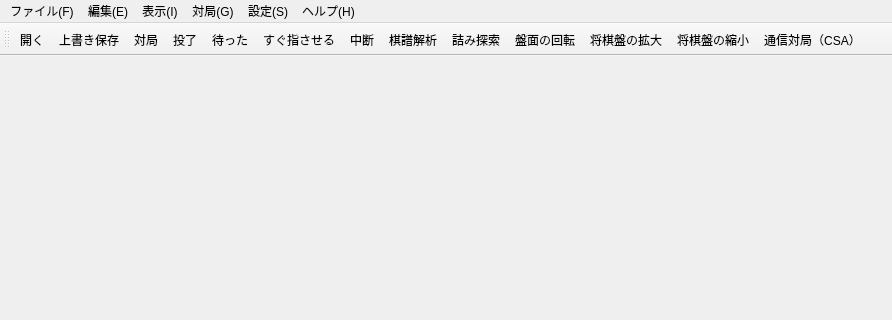
Above: src/app/mainwindow.ui from hnakada123/ShogiBoardQ before the change; both pictures show x 0 to 892 and y 0 to 320 of the 892 by 600 pixel window. Below: the same form after it.
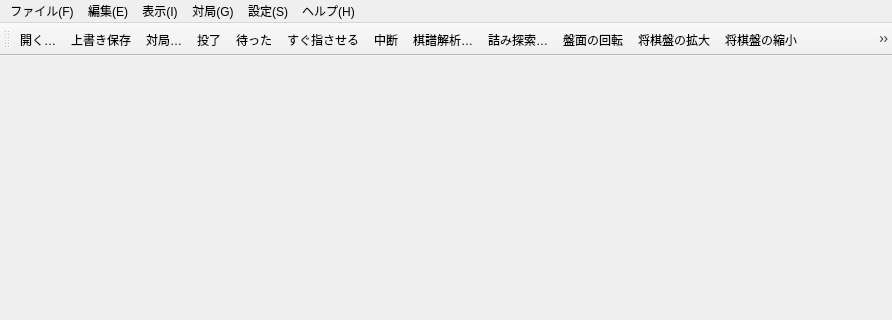
That is the form after the change. Icons and pictures are not drawn.

Commit message: 追加操作が必要なメニューの省略記号を統一する

```diff
--- a/src/app/mainwindow.ui
+++ b/src/app/mainwindow.ui
@@ -298,7 +298,7 @@
      <normaloff>:/images/actions/actionStartGame.svg</normaloff>:/images/actions/actionStartGame.svg</iconset>
    </property>
    <property name="text">
-    <string>対局</string>
+    <string>対局…</string>
    </property>
   </action>
   <action name="actionResign">
@@ -340,7 +340,7 @@
      <normaloff>:/images/actions/actionAnalyzeKifu.svg</normaloff>:/images/actions/actionAnalyzeKifu.svg</iconset>
    </property>
    <property name="text">
-    <string>棋譜解析</string>
+    <string>棋譜解析…</string>
    </property>
   </action>
   <action name="actionStartEditPosition">
@@ -502,7 +502,7 @@
      <normaloff>:/images/actions/actionOpenKifuFile.svg</normaloff>:/images/actions/actionOpenKifuFile.svg</iconset>
    </property>
    <property name="text">
-    <string>開く</string>
+    <string>開く…</string>
    </property>
    <property name="shortcut">
     <string>Ctrl+O</string>
@@ -565,7 +565,7 @@
      <normaloff>:/images/actions/actionTsumeShogiSearch.svg</normaloff>:/images/actions/actionTsumeShogiSearch.svg</iconset>
    </property>
    <property name="text">
-    <string>詰み探索</string>
+    <string>詰み探索…</string>
    </property>
   </action>
   <action name="actionStopTsumeSearch">
@@ -628,7 +628,7 @@
      <normaloff>:/images/actions/actionCSA.svg</normaloff>:/images/actions/actionCSA.svg</iconset>
    </property>
    <property name="text">
-    <string>通信対局（CSA）</string>
+    <string>通信対局（CSA）…</string>
    </property>
   </action>
   <action name="actionCancelAnalyzeKifu">
```
Left out of the diff: 16 changed lines with no effect on the pictures. The commit also changes 2 other files.
